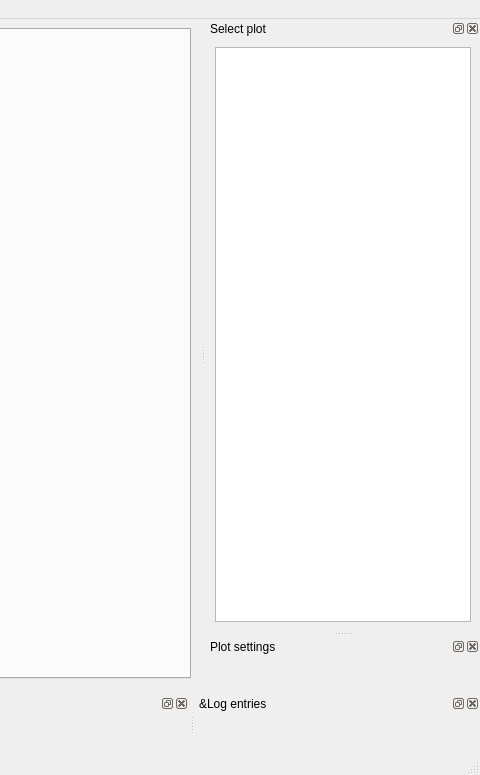
Old version of the form flent/ui/mainwindow.ui in the repository tohojo/flent; both pictures show x 662 to 1142 and y 0 to 775 of the 1142 by 775 pixel window.
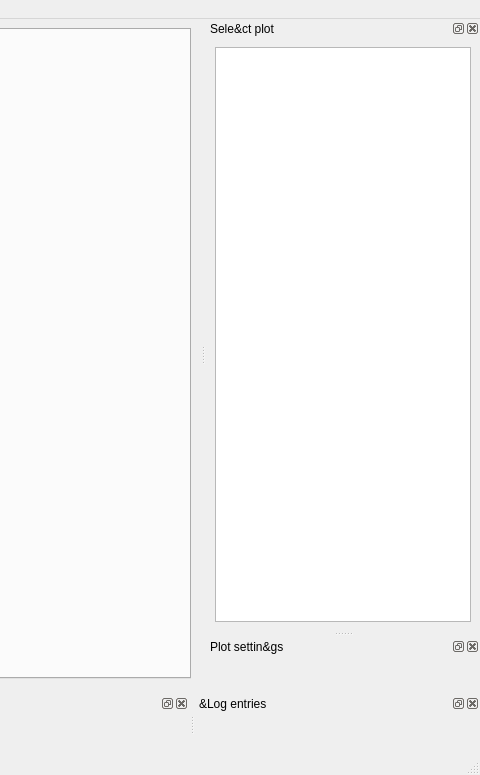
New version of the form.

Commit message: gui: Remove old plot options from settings menu

Patch:
```diff
--- a/flent/ui/mainwindow.ui
+++ b/flent/ui/mainwindow.ui
@@ -135,7 +135,7 @@
     <set>QDockWidget::AllDockWidgetFeatures</set>
    </property>
    <property name="windowTitle">
-    <string>Select plot</string>
+    <string>Sele&amp;ct plot</string>
    </property>
    <attribute name="dockWidgetArea">
     <number>2</number>
@@ -196,7 +196,7 @@
   </widget>
   <widget class="QDockWidget" name="plotSettingsDock">
    <property name="windowTitle">
-    <string>Plot settings</string>
+    <string>Plot settin&amp;gs</string>
    </property>
    <attribute name="dockWidgetArea">
     <number>2</number>
```
Left out of the diff: 14 changed lines with no effect on the pictures. The commit also changes 1 other file.
